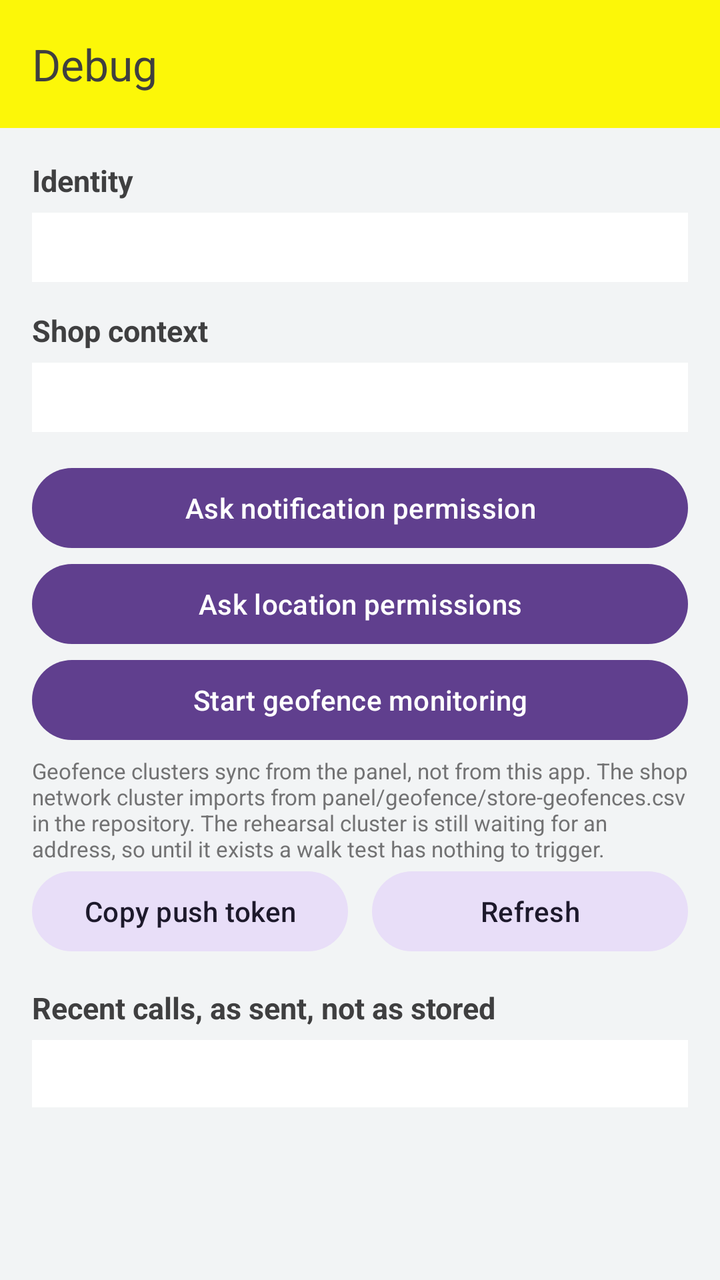
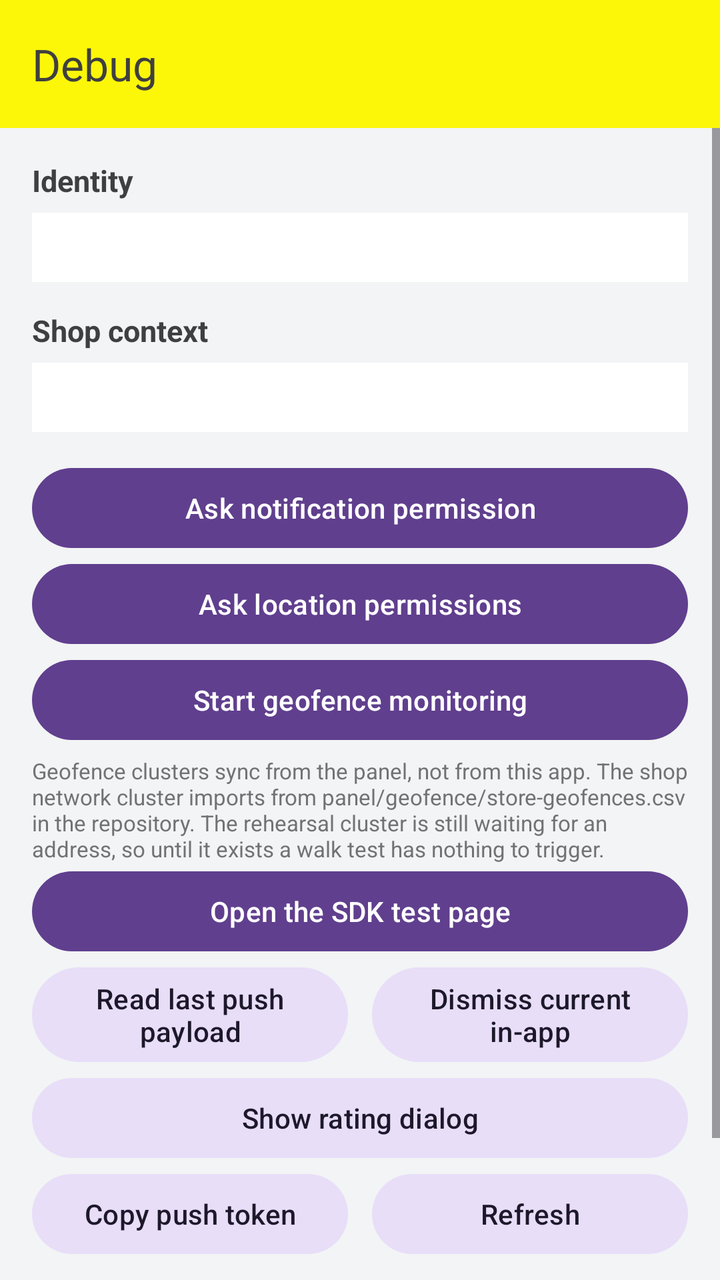

Before-and-after screenshots of an Android layout around one commit, followed by the original layout XML and the change that was made.
<!-- AndroidManifest.xml: application theme Theme.DengageDemo -->
<!-- res/layout/activity_debug.xml -->
<?xml version="1.0" encoding="utf-8"?>
<LinearLayout xmlns:android="http://schemas.android.com/apk/res/android"
    xmlns:app="http://schemas.android.com/apk/res-auto"
    android:layout_width="match_parent"
    android:layout_height="match_parent"
    android:orientation="vertical"
    android:background="@color/page">

    <com.google.android.material.appbar.MaterialToolbar
        android:id="@+id/toolbar"
        android:layout_width="match_parent"
        android:layout_height="?attr/actionBarSize"
        android:background="@color/header"
        app:title="@string/action_debug"
        app:titleTextColor="@color/on_header" />

    <ScrollView
        android:layout_width="match_parent"
        android:layout_height="match_parent">

        <LinearLayout
            android:layout_width="match_parent"
            android:layout_height="wrap_content"
            android:orientation="vertical"
            android:padding="16dp">

            <TextView
                android:layout_width="match_parent"
                android:layout_height="wrap_content"
                android:text="@string/debug_identity_heading"
                android:textColor="@color/ink"
                android:textSize="15sp"
                android:textStyle="bold" />

            <TextView
                android:id="@+id/debug_identity"
                android:layout_width="match_parent"
                android:layout_height="wrap_content"
                android:layout_marginTop="6dp"
                android:background="@color/surface"
                android:fontFamily="monospace"
                android:padding="10dp"
                android:textColor="@color/ink"
                android:textIsSelectable="true"
                android:textSize="11sp" />

            <TextView
                android:layout_width="match_parent"
                android:layout_height="wrap_content"
                android:layout_marginTop="14dp"
                android:text="@string/debug_context_heading"
                android:textColor="@color/ink"
                android:textSize="15sp"
                android:textStyle="bold" />

            <TextView
                android:id="@+id/debug_context"
                android:layout_width="match_parent"
                android:layout_height="wrap_content"
                android:layout_marginTop="6dp"
                android:background="@color/surface"
                android:fontFamily="monospace"
                android:padding="10dp"
                android:textColor="@color/ink"
                android:textIsSelectable="true"
                android:textSize="11sp" />

            <com.google.android.material.button.MaterialButton
                android:id="@+id/debug_notification_permission"
                android:layout_width="match_parent"
                android:layout_height="wrap_content"
                android:layout_marginTop="14dp"
                android:text="@string/debug_notification_permission" />

            <com.google.android.material.button.MaterialButton
                android:id="@+id/debug_location_permission"
                android:layout_width="match_parent"
                android:layout_height="wrap_content"
                android:text="@string/debug_location_permission" />

            <com.google.android.material.button.MaterialButton
                android:id="@+id/debug_start_geofence"
                android:layout_width="match_parent"
                android:layout_height="wrap_content"
                android:text="@string/debug_start_geofence" />

            <TextView
                android:layout_width="match_parent"
                android:layout_height="wrap_content"
                android:layout_marginTop="4dp"
                android:text="@string/debug_geofence_note"
                android:textColor="@color/muted"
                android:textSize="11sp" />

            <LinearLayout
                android:layout_width="match_parent"
                android:layout_height="wrap_content"
                android:orientation="horizontal">

                <com.google.android.material.button.MaterialButton
                    android:id="@+id/debug_copy_token"
                    style="@style/Widget.Material3.Button.TonalButton"
                    android:layout_width="0dp"
                    android:layout_height="wrap_content"
                    android:layout_weight="1"
                    android:layout_marginEnd="6dp"
                    android:text="@string/debug_copy_token" />

                <com.google.android.material.button.MaterialButton
                    android:id="@+id/debug_refresh"
                    style="@style/Widget.Material3.Button.TonalButton"
                    android:layout_width="0dp"
                    android:layout_height="wrap_content"
                    android:layout_weight="1"
                    android:layout_marginStart="6dp"
                    android:text="@string/debug_refresh" />
            </LinearLayout>

            <TextView
                android:layout_width="match_parent"
                android:layout_height="wrap_content"
                android:layout_marginTop="14dp"
                android:text="@string/debug_calls_heading"
                android:textColor="@color/ink"
                android:textSize="15sp"
                android:textStyle="bold" />

            <TextView
                android:id="@+id/debug_calls"
                android:layout_width="match_parent"
                android:layout_height="wrap_content"
                android:layout_marginTop="6dp"
                android:background="@color/surface"
                android:fontFamily="monospace"
                android:padding="10dp"
                android:textColor="@color/ink"
                android:textIsSelectable="true"
                android:textSize="10sp" />
        </LinearLayout>
    </ScrollView>
</LinearLayout>
<!-- resources referenced by this layout -->
<resources>
  <color name="header">#FCF708</color>
  <color name="ink">#3F3F40</color>
  <color name="muted">#727273</color>
  <color name="on_header">#3F3F40</color>
  <color name="page">#F2F4F5</color>
  <color name="surface">#FFFFFF</color>
  <string name="action_debug">Debug</string>
  <string name="debug_calls_heading">Recent calls, as sent, not as stored</string>
  <string name="debug_context_heading">Shop context</string>
  <string name="debug_copy_token">Copy push token</string>
  <string name="debug_geofence_note">Geofence clusters sync from the panel, not from this app. The shop network cluster imports from panel/geofence/store-geofences.csv in the repository. The rehearsal cluster is still waiting for an address, so until it exists a walk test has nothing to trigger.</string>
  <string name="debug_identity_heading">Identity</string>
  <string name="debug_location_permission">Ask location permissions</string>
  <string name="debug_notification_permission">Ask notification permission</string>
  <string name="debug_refresh">Refresh</string>
  <string name="debug_start_geofence">Start geofence monitoring</string>
  <style name="Theme.DengageDemo" parent="Theme.Material3.Light.NoActionBar">
          <item name="colorPrimary">@color/cta</item>
          <item name="colorOnPrimary">@color/on_cta</item>
          <item name="colorSecondary">@color/accent</item>
          <item name="android:statusBarColor">@color/header</item>
          <item name="android:windowLightStatusBar">true</item>
          <item name="android:windowBackground">@color/page</item>
      </style>
  <color name="cta">#603F8E</color>
  <color name="on_cta">#FFFFFF</color>
  <color name="accent">#FFB100</color>
</resources>

<!-- the commit's change to res/layout/activity_debug.xml (unified diff, before → after) -->
@@ -92,6 +92,43 @@
                 android:textColor="@color/muted"
                 android:textSize="11sp" />
 
+            <com.google.android.material.button.MaterialButton
+                android:id="@+id/debug_test_page"
+                android:layout_width="match_parent"
+                android:layout_height="wrap_content"
+                android:text="@string/debug_test_page" />
+
+            <LinearLayout
+                android:layout_width="match_parent"
+                android:layout_height="wrap_content"
+                android:orientation="horizontal">
+
+                <com.google.android.material.button.MaterialButton
+                    android:id="@+id/debug_last_push"
+                    style="@style/Widget.Material3.Button.TonalButton"
+                    android:layout_width="0dp"
+                    android:layout_height="wrap_content"
+                    android:layout_weight="1"
+                    android:layout_marginEnd="6dp"
+                    android:text="@string/debug_last_push" />
+
+                <com.google.android.material.button.MaterialButton
+                    android:id="@+id/debug_dismiss_in_app"
+                    style="@style/Widget.Material3.Button.TonalButton"
+                    android:layout_width="0dp"
+                    android:layout_height="wrap_content"
+                    android:layout_weight="1"
+                    android:layout_marginStart="6dp"
+                    android:text="@string/debug_dismiss_in_app" />
+            </LinearLayout>
+
+            <com.google.android.material.button.MaterialButton
+                android:id="@+id/debug_rating_dialog"
+                style="@style/Widget.Material3.Button.TonalButton"
+                android:layout_width="match_parent"
+                android:layout_height="wrap_content"
+                android:text="@string/debug_rating_dialog" />
+
             <LinearLayout
                 android:layout_width="match_parent"
                 android:layout_height="wrap_content"
<!-- resource entries referenced after the edit -->
@@ -10,12 +10,16 @@
   <string name="debug_calls_heading">Recent calls, as sent, not as stored</string>
   <string name="debug_context_heading">Shop context</string>
   <string name="debug_copy_token">Copy push token</string>
+  <string name="debug_dismiss_in_app">Dismiss current in-app</string>
   <string name="debug_geofence_note">Geofence clusters sync from the panel, not from this app. The shop network cluster imports from panel/geofence/store-geofences.csv in the repository. The rehearsal cluster is still waiting for an address, so until it exists a walk test has nothing to trigger.</string>
   <string name="debug_identity_heading">Identity</string>
+  <string name="debug_last_push">Read last push payload</string>
   <string name="debug_location_permission">Ask location permissions</string>
   <string name="debug_notification_permission">Ask notification permission</string>
+  <string name="debug_rating_dialog">Show rating dialog</string>
   <string name="debug_refresh">Refresh</string>
   <string name="debug_start_geofence">Start geofence monitoring</string>
+  <string name="debug_test_page">Open the SDK test page</string>
   <style name="Theme.DengageDemo" parent="Theme.Material3.Light.NoActionBar">
           <item name="colorPrimary">@color/cta</item>
           <item name="colorOnPrimary">@color/on_cta</item>
